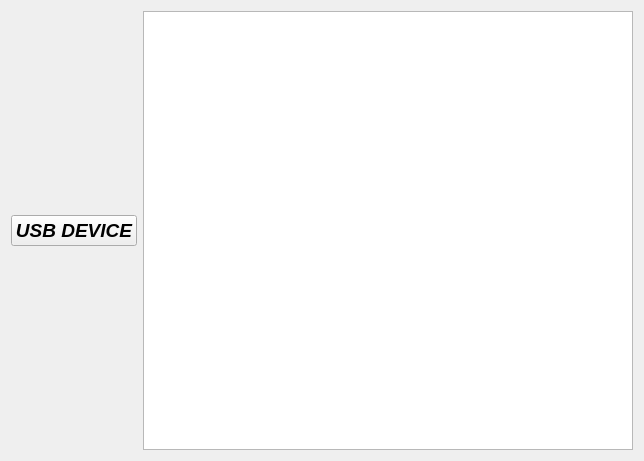
This is usb/usb.ui in AplexOS/Qt-Examples as Qt 5 draws it before an edit. The edited form follows.
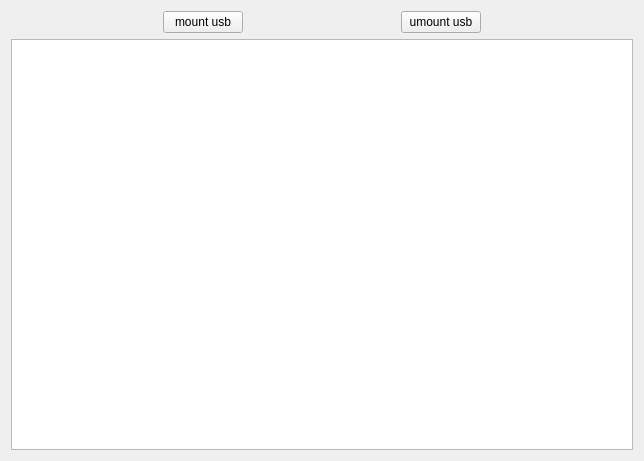
This is the edited form.

The edit to the form file:
```diff
--- a/usb/usb.ui
+++ b/usb/usb.ui
@@ -15,22 +15,68 @@
   </property>
   <layout class="QHBoxLayout" name="horizontalLayout">
    <item>
-    <widget class="QPushButton" name="pushButton">
-     <property name="font">
-      <font>
-       <pointsize>14</pointsize>
-       <weight>75</weight>
-       <italic>true</italic>
-       <bold>true</bold>
-      </font>
-     </property>
-     <property name="text">
-      <string>USB DEVICE</string>
-     </property>
-    </widget>
-   </item>
-   <item>
-    <widget class="QTextEdit" name="result"/>
+    <layout class="QVBoxLayout" name="verticalLayout">
+     <item>
+      <layout class="QHBoxLayout" name="horizontalLayout_2">
+       <item>
+        <spacer name="horizontalSpacer_2">
+         <property name="orientation">
+          <enum>Qt::Horizontal</enum>
+         </property>
+         <property name="sizeHint" stdset="0">
+          <size>
+           <width>40</width>
+           <height>20</height>
+          </size>
+         </property>
+        </spacer>
+       </item>
+       <item>
+        <widget class="QPushButton" name="button_mount">
+         <property name="text">
+          <string>mount usb</string>
+         </property>
+        </widget>
+       </item>
+       <item>
+        <spacer name="horizontalSpacer">
+         <property name="orientation">
+          <enum>Qt::Horizontal</enum>
+         </property>
+         <property name="sizeHint" stdset="0">
+          <size>
+           <width>40</width>
+           <height>20</height>
+          </size>
+         </property>
+        </spacer>
+       </item>
+       <item>
+        <widget class="QPushButton" name="button_umount">
+         <property name="text">
+          <string>umount usb</string>
+         </property>
+        </widget>
+       </item>
+       <item>
+        <spacer name="horizontalSpacer_3">
+         <property name="orientation">
+          <enum>Qt::Horizontal</enum>
+         </property>
+         <property name="sizeHint" stdset="0">
+          <size>
+           <width>40</width>
+           <height>20</height>
+          </size>
+         </property>
+        </spacer>
+       </item>
+      </layout>
+     </item>
+     <item>
+      <widget class="QTreeView" name="show_dir"/>
+     </item>
+    </layout>
    </item>
   </layout>
  </widget>
```
